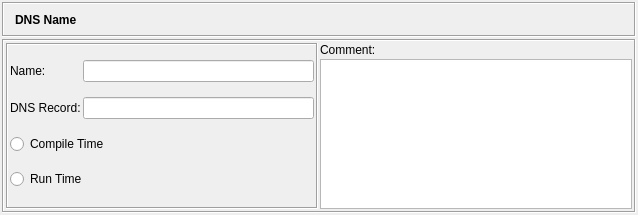
Qt form src/gui/dnsnamedialog_q.ui (fwbuilder/fwbuilder) before a commit.
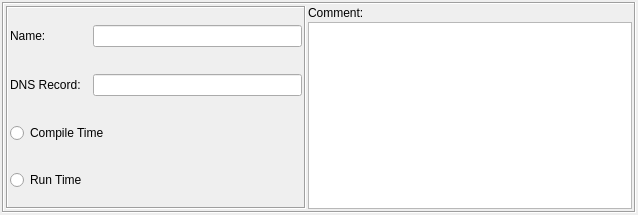
The same form after that commit. Icons and pictures are not drawn.

Commit message: fixes #491, #501 dialog layout fixes to make them look more consistent, using widget promotion feature in Designer to build stack of editor dialogs in the bottom panel of the main window instead of building them at run time

What changed in the file:
```diff
--- a/src/gui/dnsnamedialog_q.ui
+++ b/src/gui/dnsnamedialog_q.ui
@@ -24,26 +24,8 @@
      <property name="spacing" >
       <number>2</number>
      </property>
-     <property name="margin" >
-      <number>0</number>
-     </property>
      <item>
-      <widget class="QFrame" name="frame3" >
-       <property name="sizePolicy" >
-        <sizepolicy vsizetype="Fixed" hsizetype="Preferred" >
-         <horstretch>0</horstretch>
-         <verstretch>0</verstretch>
-        </sizepolicy>
-       </property>
-       <property name="minimumSize" >
-        <size>
-         <width>16</width>
-         <height>35</height>
-        </size>
-       </property>
-       <property name="autoFillBackground" >
-        <bool>true</bool>
-       </property>
+      <widget class="QFrame" name="frame7" >
        <property name="frameShape" >
         <enum>QFrame::Box</enum>
        </property>
@@ -51,64 +33,26 @@
         <enum>QFrame::Sunken</enum>
        </property>
        <layout class="QGridLayout" >
-        <property name="margin" >
-         <number>2</number>
-        </property>
-        <property name="spacing" >
-         <number>2</number>
-        </property>
-        <item row="0" column="2" >
-         <widget class="QLabel" name="editorTitle" >
-          <property name="font" >
-           <font>
-            <weight>75</weight>
-            <bold>true</bold>
-           </font>
-          </property>
-          <property name="text" >
-           <string>DNS Name</string>
-          </property>
-          <property name="wordWrap" >
-           <bool>false</bool>
-          </property>
-         </widget>
-        </item>
-        <item row="0" column="1" >
-         <widget class="QLabel" name="label" >
+        <item rowspan="2" row="0" column="0" >
+         <widget class="QFrame" name="frame17" >
           <property name="sizePolicy" >
-           <sizepolicy vsizetype="Preferred" hsizetype="Maximum" >
+           <sizepolicy vsizetype="Preferred" hsizetype="Fixed" >
             <horstretch>0</horstretch>
             <verstretch>0</verstretch>
            </sizepolicy>
           </property>
-          <property name="text" >
-           <string/>
-          </property>
-          <property name="pixmap" >
-           <pixmap resource="MainRes.qrc" >:/Icons/DNSName/icon</pixmap>
-          </property>
-         </widget>
-        </item>
-       </layout>
-      </widget>
-     </item>
-     <item>
-      <widget class="QFrame" name="frame7" >
-       <property name="frameShape" >
-        <enum>QFrame::Box</enum>
-       </property>
-       <property name="frameShadow" >
-        <enum>QFrame::Sunken</enum>
-       </property>
-       <layout class="QGridLayout" >
-        <item rowspan="2" row="0" column="0" >
-         <widget class="QFrame" name="frame17" >
           <property name="minimumSize" >
            <size>
-            <width>200</width>
+            <width>300</width>
             <height>16</height>
            </size>
           </property>
+          <property name="maximumSize" >
+           <size>
+            <width>300</width>
+            <height>16777215</height>
+           </size>
+          </property>
           <property name="frameShape" >
            <enum>QFrame::Box</enum>
           </property>
@@ -116,6 +60,9 @@
            <enum>QFrame::Sunken</enum>
           </property>
           <layout class="QGridLayout" >
+           <property name="spacing" >
+            <number>12</number>
+           </property>
            <item row="0" column="0" >
             <widget class="QLabel" name="textLabel1" >
              <property name="text" >
@@ -162,7 +109,7 @@
              </property>
              <property name="minimumSize" >
               <size>
-               <width>200</width>
+               <width>0</width>
                <height>0</height>
               </size>
              </property>
```
The commit also changes 49 other files.
